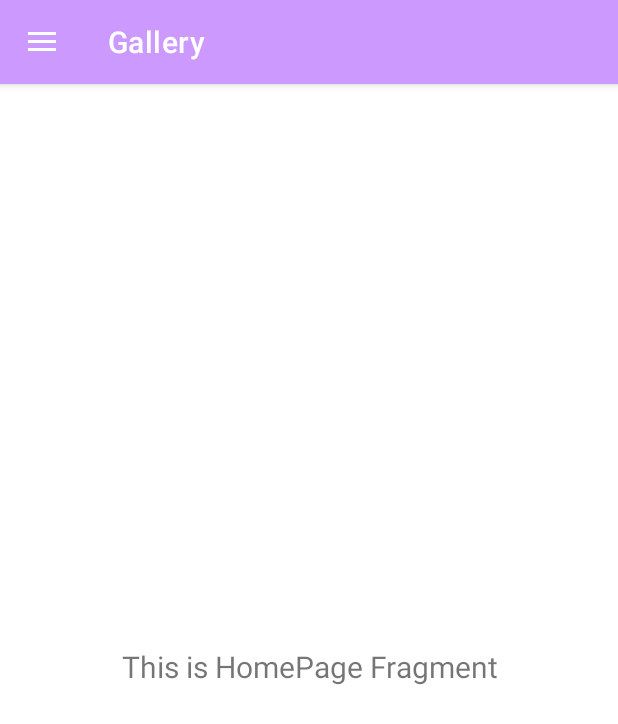
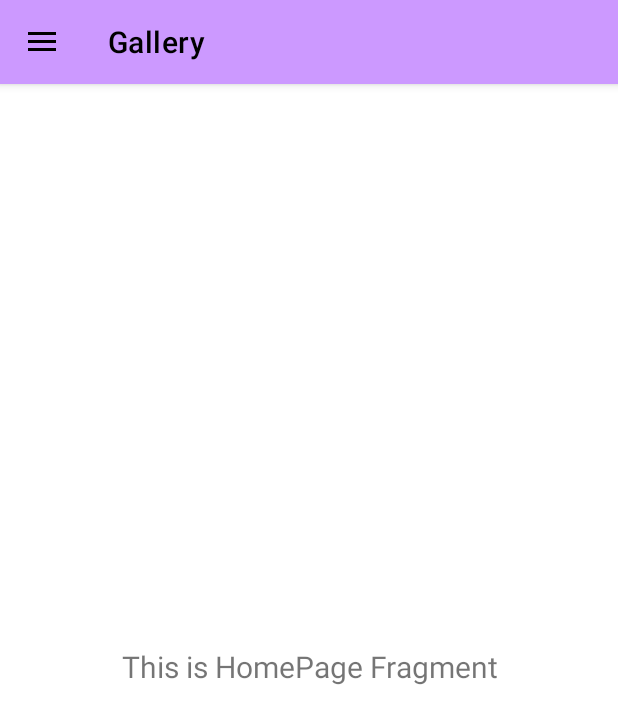
Before and after one commit to samlach2222/VelocityVolume, an Android app: the screen it shows after launch (ProfileDrawerActivity), on a phone screen of 412 x 824 dp. Shown: the top 724 px of the screen. Run offline under Robolectric (Android 15) with nearby library versions, the light colour scheme and no system bars; our stand-ins replace navigation-ui.

Commit message:
Dynamic text color for app bar

```diff
--- a/app/src/main/res/values-night/themes.xml
+++ b/app/src/main/res/values-night/themes.xml
@@ -9,4 +9,8 @@
         <item name="android:statusBarColor">?attr/colorPrimaryVariant</item>
         <!-- Customize your theme here. -->
     </style>
+
+    <style name="Theme.VelocityVolume.AppBarOverlay" parent="ThemeOverlay.AppCompat.Dark.ActionBar">
+        <item name="android:textColorPrimary">@color/white</item>
+    </style>
 </resources>
--- a/app/src/main/res/values/themes.xml
+++ b/app/src/main/res/values/themes.xml
@@ -15,7 +15,9 @@
         <item name="windowNoTitle">true</item>
     </style>
 
-    <style name="Theme.VelocityVolume.AppBarOverlay" parent="ThemeOverlay.AppCompat.Dark.ActionBar" />
+    <style name="Theme.VelocityVolume.AppBarOverlay" parent="ThemeOverlay.AppCompat.Dark.ActionBar">
+        <item name="android:textColorPrimary">@color/black</item>
+    </style>
 
     <style name="Theme.VelocityVolume.PopupOverlay" parent="ThemeOverlay.AppCompat.Light" />
 </resources>
```
